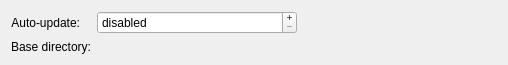
Before: the Qt Designer form src/core-impl/podcasts/sql/SqlPodcastProviderSettingsWidget.ui in netrunner-debian-kde-extras/amarok, drawn with Qt 5.
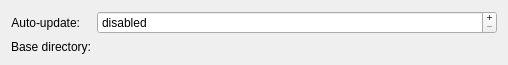
After: the same form once the commit is applied. Custom widgets are drawn as their Qt base class.

The edit to the form file:
```diff
--- a/src/core-impl/podcasts/sql/SqlPodcastProviderSettingsWidget.ui
+++ b/src/core-impl/podcasts/sql/SqlPodcastProviderSettingsWidget.ui
@@ -39,7 +39,7 @@
    <item row="0" column="1">
     <widget class="KIntSpinBox" name="m_autoUpdateInterval">
      <property name="sizePolicy">
-      <sizepolicy hsizetype="Preferred" vsizetype="Fixed">
+      <sizepolicy hsizetype="Expanding" vsizetype="Fixed">
        <horstretch>0</horstretch>
        <verstretch>0</verstretch>
       </sizepolicy>
```
